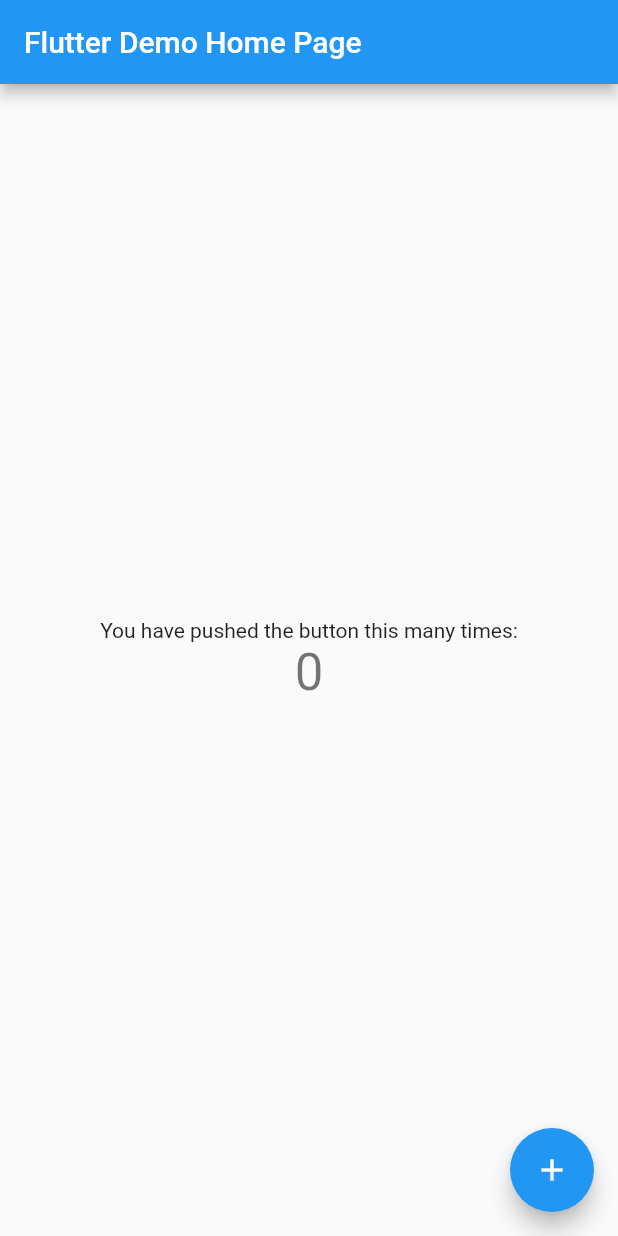
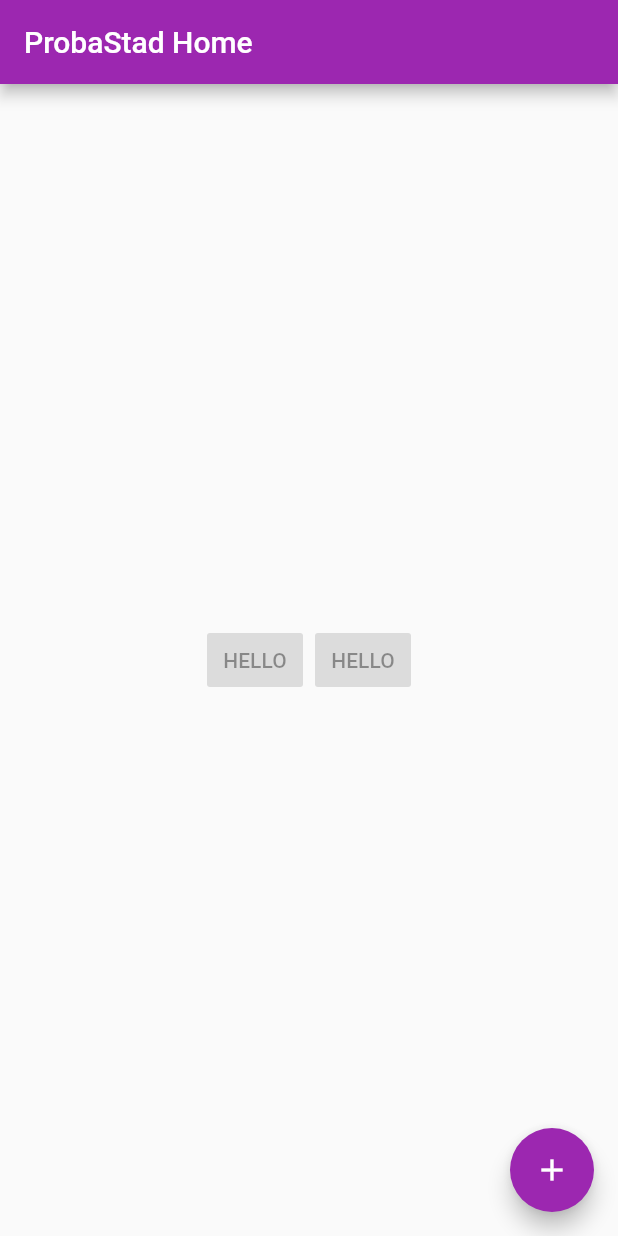
Before and after one commit to JuanMBriones/ProbaStad, a Flutter app: the screen it shows after launch, on a phone screen of 412 x 824 dp. Run offline on Flutter 3.47's test engine with Material 2 defaults, Android fonts, the phone set to English and light mode, and no system bars.

Commit message:
Added two buttons, removed some defaults

```diff
--- a/lib/main.dart
+++ b/lib/main.dart
@@ -7,20 +7,11 @@ class MyApp extends StatelessWidget {
   @override
   Widget build(BuildContext context) {
     return MaterialApp(
-      title: 'Flutter Demo',
+      title: 'ProbaStad',
       theme: ThemeData(
-        // This is the theme of your application.
-        //
-        // Try running your application with "flutter run". You'll see the
-        // application has a blue toolbar. Then, without quitting the app, try
-        // changing the primarySwatch below to Colors.green and then invoke
-        // "hot reload" (press "r" in the console where you ran "flutter run",
-        // or simply save your changes to "hot reload" in a Flutter IDE).
-        // Notice that the counter didn't reset back to zero; the application
-        // is not restarted.
-        primarySwatch: Colors.blue,
+        primarySwatch: Colors.purple,
       ),
-      home: MyHomePage(title: 'Flutter Demo Home Page'),
+      home: MyHomePage(title: 'ProbaStad Home'),
     );
   }
 }
@@ -44,19 +35,6 @@ class MyHomePage extends StatefulWidget {
 }
 
 class _MyHomePageState extends State<MyHomePage> {
-  int _counter = 0;
-
-  void _incrementCounter() {
-    setState(() {
-      // This call to setState tells the Flutter framework that something has
-      // changed in this State, which causes it to rerun the build method below
-      // so that the display can reflect the updated values. If we changed
-      // _counter without calling setState(), then the build method would not be
-      // called again, and so nothing would appear to happen.
-      _counter++;
-    });
-  }
-
   @override
   Widget build(BuildContext context) {
     // This method is rerun every time setState is called, for instance as done
@@ -91,18 +69,26 @@ class _MyHomePageState extends State<MyHomePage> {
           // horizontal).
           mainAxisAlignment: MainAxisAlignment.center,
           children: <Widget>[
-            Text(
-              'You have pushed the button this many times:',
-            ),
-            Text(
-              '$_counter',
-              style: Theme.of(context).textTheme.display1,
-            ),
+            Row(
+              mainAxisAlignment: MainAxisAlignment.spaceEvenly,
+              children: <Widget>[
+                ButtonBar(
+                  children: <Widget>[
+                    //Container(margin: const EdgeInsets.only(top: 10.0), child: ,,
+                    RaisedButton(
+                      child: Text("HELLO"),
+                    ),
+                    RaisedButton(
+                      child: Text("HELLO"),
+                    )
+                  ],
+                )
+              ],
+            )
           ],
         ),
       ),
       floatingActionButton: FloatingActionButton(
-        onPressed: _incrementCounter,
         tooltip: 'Increment',
         child: Icon(Icons.add),
       ), // This trailing comma makes auto-formatting nicer for build methods.
```
